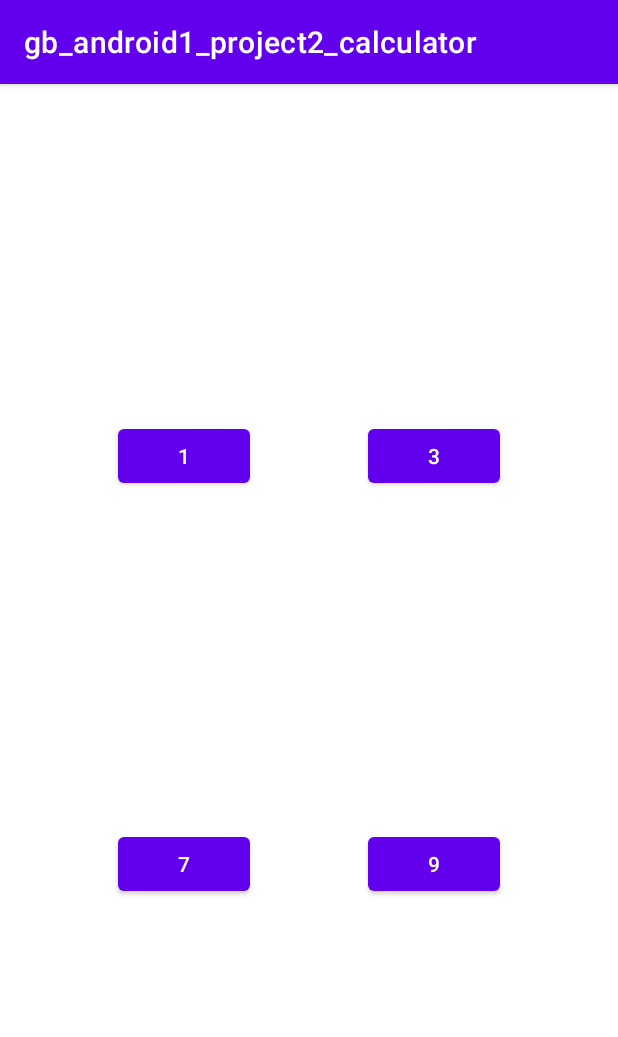
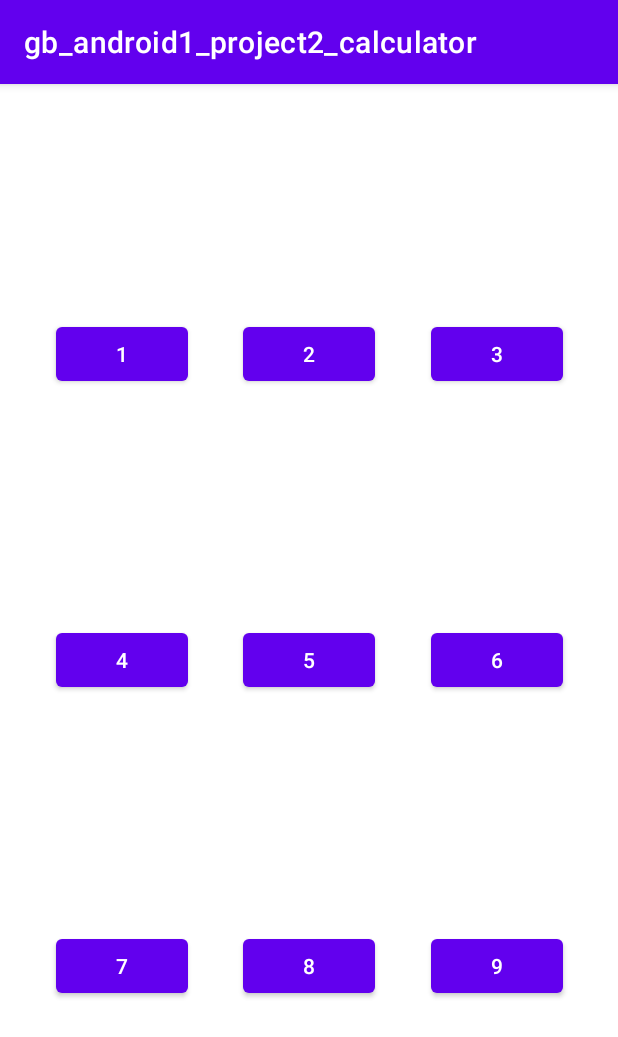
Before and after one commit to bkkn/gb_android1_project2_calculator, an Android app: the screen it shows after launch (MainActivity), on a phone screen of 412 x 824 dp. Shown: the top 1037 px of the screen. Run offline under Robolectric (Android 15) with nearby library versions, the phone set to English and light mode, and no system bars.

Commit message:
ConstraintLayout with 9 btn implemented

```diff
--- a/app/src/main/res/layout/activity_main.xml
+++ b/app/src/main/res/layout/activity_main.xml
@@ -11,61 +11,60 @@
         android:layout_width="wrap_content"
         android:layout_height="wrap_content"
         android:text="1"
-        app:layout_constraintBottom_toTopOf="@id/button_7"
-        app:layout_constraintEnd_toStartOf="@id/button_3"
+        app:layout_constraintBottom_toTopOf="@id/button_4"
+        app:layout_constraintEnd_toStartOf="@id/button_2"
         app:layout_constraintStart_toStartOf="parent"
         app:layout_constraintTop_toTopOf="parent" />
 
-<!--    <Button-->
-<!--        android:id="@+id/button_2"-->
-<!--        android:layout_width="wrap_content"-->
-<!--        android:layout_height="wrap_content"-->
-<!--        android:text="2"-->
-<!--        app:layout_constraintBottom_toTopOf="@id/button_4"-->
-<!--        app:layout_constraintEnd_toStartOf="@id/button_3"-->
-<!--        app:layout_constraintStart_toEndOf="@id/button_1"-->
-<!--        app:layout_constraintTop_toTopOf="parent" />-->
+    <Button
+        android:id="@+id/button_2"
+        android:layout_width="wrap_content"
+        android:layout_height="wrap_content"
+        android:text="2"
+        app:layout_constraintBottom_toTopOf="@id/button_5"
+        app:layout_constraintEnd_toStartOf="@id/button_3"
+        app:layout_constraintStart_toEndOf="@id/button_1"
+        app:layout_constraintTop_toTopOf="parent" />
 
     <Button
         android:id="@+id/button_3"
         android:layout_width="wrap_content"
         android:layout_height="wrap_content"
         android:text="3"
+        app:layout_constraintBottom_toTopOf="@id/button_6"
         app:layout_constraintEnd_toEndOf="parent"
-        app:layout_constraintStart_toEndOf="@id/button_1"
-        app:layout_constraintTop_toTopOf="parent"
+        app:layout_constraintStart_toEndOf="@id/button_2"
+        app:layout_constraintTop_toTopOf="parent" />
+
+    <Button
+        android:id="@+id/button_4"
+        android:layout_width="wrap_content"
+        android:layout_height="wrap_content"
+        android:text="4"
+        app:layout_constraintBottom_toTopOf="@id/button_7"
+        app:layout_constraintEnd_toStartOf="@id/button_5"
+        app:layout_constraintStart_toStartOf="parent"
+        app:layout_constraintTop_toBottomOf="@id/button_1" />
+
+    <Button
+        android:id="@+id/button_5"
+        android:layout_width="wrap_content"
+        android:layout_height="wrap_content"
+        android:text="5"
+        app:layout_constraintBottom_toTopOf="@id/button_8"
+        app:layout_constraintEnd_toStartOf="@id/button_6"
+        app:layout_constraintStart_toEndOf="@id/button_4"
+        app:layout_constraintTop_toBottomOf="@id/button_2" />
+
+    <Button
+        android:id="@+id/button_6"
+        android:layout_width="wrap_content"
+        android:layout_height="wrap_content"
+        android:text="6"
         app:layout_constraintBottom_toTopOf="@id/button_9"
-        />
-
-<!--    <Button-->
-<!--        android:id="@+id/button_4"-->
-<!--        android:layout_width="wrap_content"-->
-<!--        android:layout_height="wrap_content"-->
-<!--        android:text="4"-->
-<!--        app:layout_constraintBottom_toTopOf="@id/button_7"-->
-<!--        app:layout_constraintEnd_toStartOf="@id/button_5"-->
-<!--        app:layout_constraintStart_toStartOf="parent"-->
-<!--        app:layout_constraintTop_toBottomOf="@id/button_1" />-->
-
-<!--    <Button-->
-<!--        android:id="@+id/button_5"-->
-<!--        android:layout_width="wrap_content"-->
-<!--        android:layout_height="wrap_content"-->
-<!--        android:text="5"-->
-<!--        app:layout_constraintBottom_toBottomOf="parent"-->
-<!--        app:layout_constraintEnd_toEndOf="parent"-->
-<!--        app:layout_constraintStart_toEndOf="@id/button_4"-->
-<!--        app:layout_constraintTop_toBottomOf="@id/button_2" />-->
-
-<!--    <Button-->
-<!--        android:id="@+id/button_6"-->
-<!--        android:layout_width="wrap_content"-->
-<!--        android:layout_height="wrap_content"-->
-<!--        android:text="6"-->
-<!--        app:layout_constraintBottom_toTopOf="@id/button_9"-->
-<!--        app:layout_constraintEnd_toEndOf="parent"-->
-<!--        app:layout_constraintStart_toEndOf="@id/button_5"-->
-<!--        app:layout_constraintTop_toBottomOf="@+id/button_3" />-->
+        app:layout_constraintEnd_toEndOf="parent"
+        app:layout_constraintStart_toEndOf="@id/button_5"
+        app:layout_constraintTop_toBottomOf="@+id/button_3" />
 
     <Button
         android:id="@+id/button_7"
@@ -73,19 +72,19 @@
         android:layout_height="wrap_content"
         android:text="7"
         app:layout_constraintBottom_toBottomOf="parent"
+        app:layout_constraintEnd_toStartOf="@id/button_8"
+        app:layout_constraintStart_toStartOf="parent"
+        app:layout_constraintTop_toBottomOf="@id/button_4" />
+
+    <Button
+        android:id="@+id/button_8"
+        android:layout_width="wrap_content"
+        android:layout_height="wrap_content"
+        android:text="8"
+        app:layout_constraintBottom_toBottomOf="parent"
         app:layout_constraintEnd_toStartOf="@id/button_9"
-        app:layout_constraintStart_toStartOf="parent"
-        app:layout_constraintTop_toBottomOf="@id/button_1" />
-
-<!--    <Button-->
-<!--        android:id="@+id/button_8"-->
-<!--        android:layout_width="wrap_content"-->
-<!--        android:layout_height="wrap_content"-->
-<!--        android:text="8"-->
-<!--        app:layout_constraintBottom_toBottomOf="parent"-->
-<!--        app:layout_constraintEnd_toStartOf="@id/button_9"-->
-<!--        app:layout_constraintStart_toEndOf="@id/button_7"-->
-<!--        app:layout_constraintTop_toBottomOf="@id/button_5" />-->
+        app:layout_constraintStart_toEndOf="@id/button_7"
+        app:layout_constraintTop_toBottomOf="@id/button_5" />
 
     <Button
         android:id="@+id/button_9"
@@ -94,8 +93,8 @@
         android:text="9"
         app:layout_constraintBottom_toBottomOf="parent"
         app:layout_constraintEnd_toEndOf="parent"
-        app:layout_constraintStart_toEndOf="@id/button_7"
-        app:layout_constraintTop_toBottomOf="@id/button_3" />
+        app:layout_constraintStart_toEndOf="@id/button_8"
+        app:layout_constraintTop_toBottomOf="@id/button_6" />
 
     <!--    <Button-->
     <!--        android:id="@+id/button_0"-->
```
Lines whose indentation alone changed are shown as unchanged.
